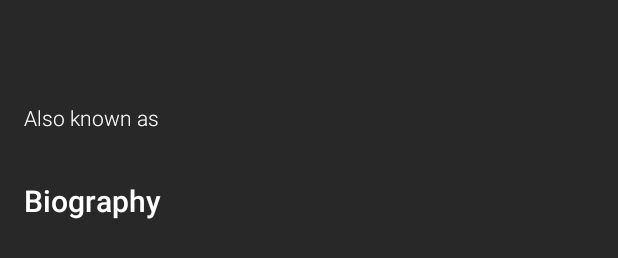
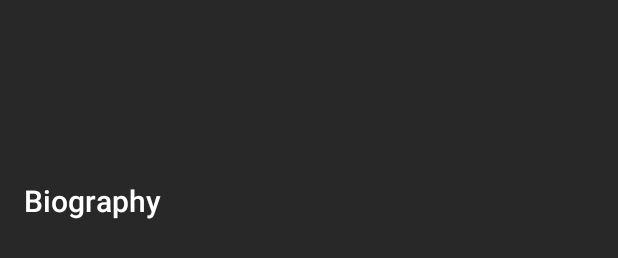
Before and after one commit to alirezaeiii/TMDb-Paging-Playground, an Android app: the layout fragment_person.xml on its own in the app's theme, with its tools: preview values and no code run, on a phone screen of 412 x 824 dp. Shown: the part 488-746 px from the top of the screen. Run offline under Robolectric (Android 15) with nearby library versions, the phone set to English and light mode, and no system bars.

```diff
--- a/app/src/main/java/com/sample/android/tmdb/ui/detail/DetailFragment.kt
+++ b/app/src/main/java/com/sample/android/tmdb/ui/detail/DetailFragment.kt
@@ -13,7 +13,6 @@ import android.support.v4.app.ActivityOptionsCompat
 import android.support.v4.util.Pair
 import android.support.v4.view.ViewCompat
 import android.support.v7.app.AppCompatActivity
-import android.support.v7.widget.GridLayoutManager
 import android.view.LayoutInflater
 import android.view.View
 import android.view.ViewGroup
@@ -127,11 +126,6 @@ constructor() // Required empty public constructor
 
             binding.root.cast_list.apply {
 
-                layoutManager = GridLayoutManager(context,
-                        resources.getInteger(R.integer.no_of_columns),
-                        GridLayoutManager.VERTICAL,
-                        false)
-
                 setHasFixedSize(true)
 
                 cast_list.adapter = adapter
--- a/app/src/main/res/layout/fragment_detail.xml
+++ b/app/src/main/res/layout/fragment_detail.xml
@@ -143,7 +143,9 @@
                     android:id="@+id/cast_list"
                     android:layout_width="match_parent"
                     android:layout_height="match_parent"
-                    android:layout_marginTop="12dp" />
+                    android:layout_marginTop="12dp"
+                    app:layoutManager="GridLayoutManager"
+                    app:spanCount="@integer/no_of_columns" />
 
             </LinearLayout>
 
--- a/app/src/main/res/layout/fragment_person.xml
+++ b/app/src/main/res/layout/fragment_person.xml
@@ -63,8 +63,7 @@
                     style="@style/TmdbMargin.Small"
                     android:layout_width="wrap_content"
                     android:layout_height="wrap_content"
-                    android:fontFamily="sans-serif-light"
-                    android:text="@string/known_as" />
+                    android:fontFamily="sans-serif-light" />
 
                 <TextView
                     android:id="@+id/biography_label"
--- a/app/src/main/res/values/strings.xml
+++ b/app/src/main/res/values/strings.xml
@@ -15,7 +15,7 @@
     <string name="born">Born on %s</string>
     <string name="from">From %s</string>
     <string name="death">Death in %s</string>
-    <string name="known_as">Also known as</string>
+    <string name="known_as">Also known as %1$s</string>
     <string name="transition_search_back" translatable="false">transition_search_back</string>
 
     // View name of the header image. Used for activity scene transitions
--- a/build.gradle
+++ b/build.gradle
@@ -2,7 +2,7 @@
 
 buildscript {
     ext.kotlin_version = '1.3.11'
-    ext.gradle_version = '3.3.0-rc03'
+    ext.gradle_version = '3.3.0'
     repositories {
         google()
         jcenter()
```
Also changed, not shown: app/src/main/java/com/sample/android/tmdb/ui/person/PersonFragment.kt (+2 -7 lines), app/src/main/java/com/sample/android/tmdb/ui/person/PersonViewModel.kt (+9 -2 lines), 1 other file.
